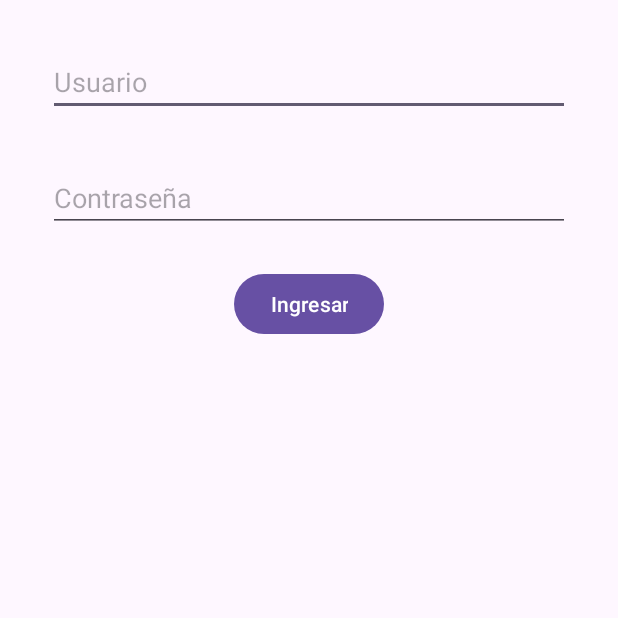
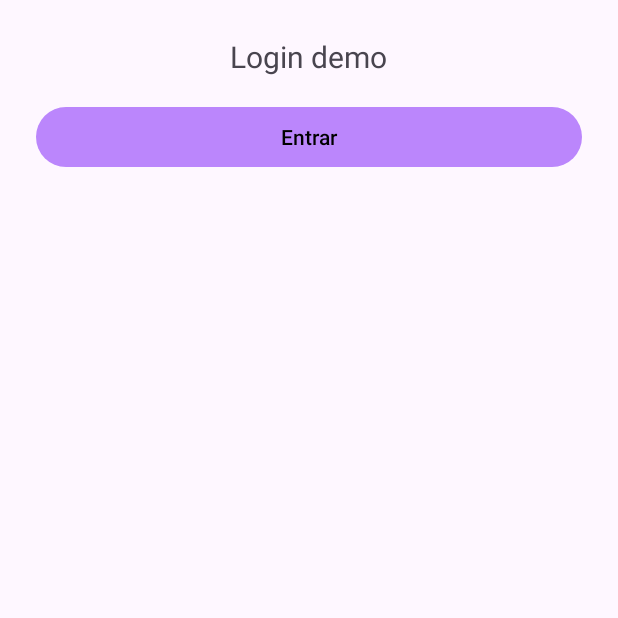
Before and after one commit to Gonn01/ProyectoAppsMovilesDaVinci, an Android app: the screen it shows after launch (LoginActivity), on a phone screen of 412 x 824 dp, the top half of it. Run offline under Robolectric (Android 15) with nearby library versions, the phone set to English and light mode, and no system bars.

Commit message:
Se modifican estilos

```diff
--- a/app/src/main/java/com/example/proyectoappsmovilesdavinci/LoginActivity.java
+++ b/app/src/main/java/com/example/proyectoappsmovilesdavinci/LoginActivity.java
@@ -2,42 +2,21 @@ package com.example.proyectoappsmovilesdavinci;
 
 import android.content.Intent;
 import android.os.Bundle;
-import android.view.View;
 import android.widget.Button;
-import android.widget.EditText;
-import android.widget.Toast;
-
 import androidx.appcompat.app.AppCompatActivity;
 
 public class LoginActivity extends AppCompatActivity {
 
-    private EditText etUsuario, etPassword;
-    private Button btnLogin;
+    @Override protected void onCreate(Bundle savedInstanceState) {
+        super.onCreate(savedInstanceState);
+        setContentView(R.layout.activity_login);
 
-    @Override
-    protected void onCreate(Bundle savedInstanceState) {
-        super.onCreate(savedInstanceState);
-        setContentView(R.layout.activity_login); // este es el XML que vas a crear
-
-        etUsuario = findViewById(R.id.etUsuario);
-        etPassword = findViewById(R.id.etPassword);
-        btnLogin = findViewById(R.id.btnLogin);
-
-        btnLogin.setOnClickListener(new View.OnClickListener() {
-            @Override
-            public void onClick(View v) {
-                String usuario = etUsuario.getText().toString().trim();
-                String password = etPassword.getText().toString().trim();
-
-                if(usuario.equals("admin") && password.equals("1234")){
-                    // Si está bien, va al MainActivity
-                    Intent intent = new Intent(LoginActivity.this, MainActivity.class);
-                    startActivity(intent);
-                    finish();
-                } else {
-                    Toast.makeText(LoginActivity.this, "Usuario o contraseña incorrectos", Toast.LENGTH_SHORT).show();
-                }
-            }
+        Button btn = findViewById(R.id.btnLogin);
+        btn.setOnClickListener(v -> {
+            // Acá validarías usuario/contraseña si correspondiera
+            Intent i = new Intent(LoginActivity.this, MainActivity.class);
+            startActivity(i);
+            finish(); // evita volver al login con back
         });
     }
 }
--- a/app/src/main/res/layout/activity_login.xml
+++ b/app/src/main/res/layout/activity_login.xml
@@ -1,43 +1,22 @@
 <?xml version="1.0" encoding="utf-8"?>
-<androidx.constraintlayout.widget.ConstraintLayout
-    xmlns:android="http://schemas.android.com/apk/res/android"
-    xmlns:app="http://schemas.android.com/apk/res-auto"
-    xmlns:tools="http://schemas.android.com/tools"
+<LinearLayout xmlns:android="http://schemas.android.com/apk/res/android"
     android:layout_width="match_parent"
     android:layout_height="match_parent"
-    tools:context=".LoginActivity">
+    android:orientation="vertical"
+    android:padding="24dp"
+    android:gravity="center_horizontal">
 
-    <EditText
-        android:id="@+id/etUsuario"
-        android:layout_width="0dp"
-        android:layout_height="wrap_content"
-        android:hint="Usuario"
-        android:inputType="textPersonName"
-        app:layout_constraintTop_toTopOf="parent"
-        app:layout_constraintStart_toStartOf="parent"
-        app:layout_constraintEnd_toEndOf="parent"
-        app:layout_constraintHorizontal_bias="0.5"
-        android:layout_margin="32dp"/>
-
-    <EditText
-        android:id="@+id/etPassword"
-        android:layout_width="0dp"
-        android:layout_height="wrap_content"
-        android:hint="Contraseña"
-        android:inputType="textPassword"
-        app:layout_constraintTop_toBottomOf="@id/etUsuario"
-        app:layout_constraintStart_toStartOf="parent"
-        app:layout_constraintEnd_toEndOf="parent"
-        android:layout_margin="32dp"/>
+    <TextView
+        android:id="@+id/tvLoginTitle"
+        android:text="@string/login_title"
+        android:textSize="20sp"
+        android:layout_marginBottom="16dp"
+        android:layout_width="wrap_content"
+        android:layout_height="wrap_content" />
 
     <Button
         android:id="@+id/btnLogin"
-        android:layout_width="wrap_content"
-        android:layout_height="wrap_content"
-        android:text="Ingresar"
-        app:layout_constraintTop_toBottomOf="@id/etPassword"
-        app:layout_constraintStart_toStartOf="parent"
-        app:layout_constraintEnd_toEndOf="parent"
-        android:layout_marginTop="24dp"/>
-
-</androidx.constraintlayout.widget.ConstraintLayout>
+        android:text="@string/login_button"
+        android:layout_width="match_parent"
+        android:layout_height="wrap_content" />
+</LinearLayout>
--- a/app/src/main/res/values/colors.xml
+++ b/app/src/main/res/values/colors.xml
@@ -1,5 +1,8 @@
 <?xml version="1.0" encoding="utf-8"?>
 <resources>
-    <color name="black">#FF000000</color>
-    <color name="white">#FFFFFFFF</color>
+    <color name="purple_200">#BB86FC</color>
+    <color name="purple_700">#3700B3</color>
+    <color name="teal_200">#03DAC5</color>
+    <color name="black">#000000</color>
+    <color name="white">#FFFFFF</color>
 </resources>
--- a/app/src/main/res/values/strings.xml
+++ b/app/src/main/res/values/strings.xml
@@ -1,3 +1,5 @@
 <resources>
     <string name="app_name">Proyecto Apps Moviles Da Vinci</string>
+    <string name="login_title">Login demo</string>
+    <string name="login_button">Entrar</string>
 </resources>
--- a/app/src/main/res/values/themes.xml
+++ b/app/src/main/res/values/themes.xml
@@ -1,8 +1,14 @@
 <resources xmlns:tools="http://schemas.android.com/tools">
     <!-- Base application theme. -->
+
     <style name="Base.Theme.ProyectoAppsMovilesDaVinci" parent="Theme.Material3.DayNight.NoActionBar">
-        <!-- Customize your light theme here. -->
-        <!-- <item name="colorPrimary">@color/my_light_primary</item> -->
+        <item name="colorPrimary">@color/purple_200</item>
+        <item name="colorPrimaryVariant">@color/purple_700</item>
+        <item name="colorOnPrimary">@color/black</item>
+        <item name="colorSecondary">@color/teal_200</item>
+        <item name="colorSecondaryVariant">@color/teal_200</item>
+        <item name="colorOnSecondary">@color/black</item>
+        <item name="android:statusBarColor">?attr/colorPrimaryVariant</item>
     </style>
 
     <style name="Theme.ProyectoAppsMovilesDaVinci" parent="Base.Theme.ProyectoAppsMovilesDaVinci" />
```
